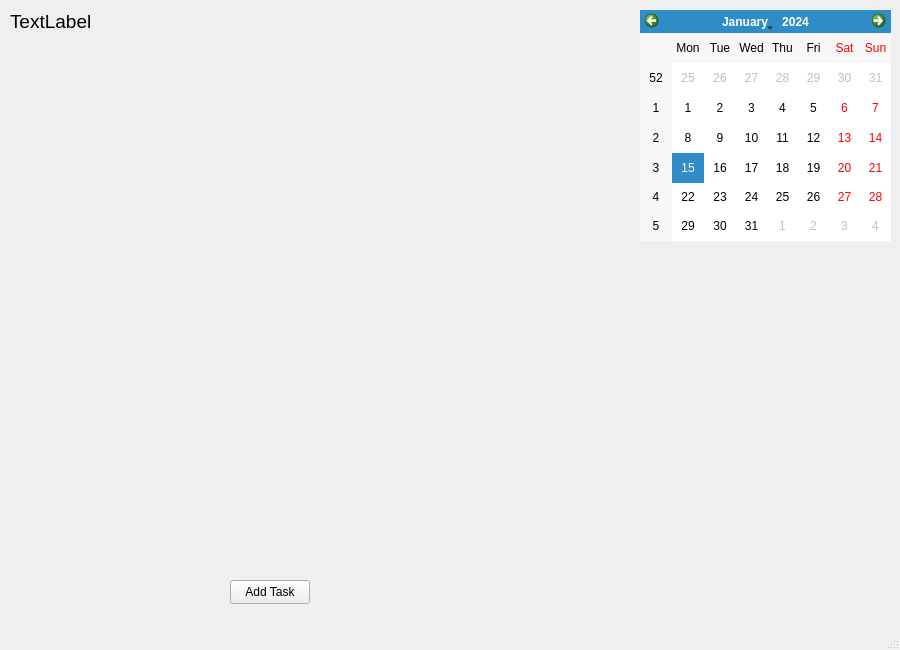
BrunoKoppel/bhcc, file 2021/01Spring/CSC284/BrunoKoppel_Thareos/checklistwindow.ui: the form before one commit.
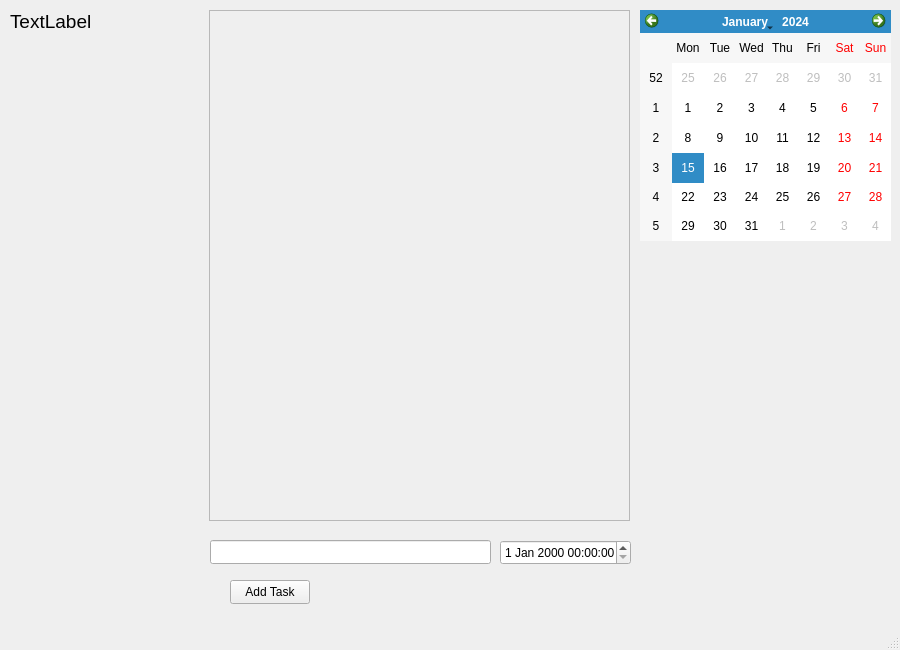
The form after the commit.

The edit to the form file:
```diff
--- a/2021/01Spring/CSC284/BrunoKoppel_Thareos/checklistwindow.ui
+++ b/2021/01Spring/CSC284/BrunoKoppel_Thareos/checklistwindow.ui
@@ -50,6 +50,60 @@
      <string>Add Task</string>
     </property>
    </widget>
+   <widget class="QScrollArea" name="scrollArea">
+    <property name="geometry">
+     <rect>
+      <x>209</x>
+      <y>10</y>
+      <width>421</width>
+      <height>511</height>
+     </rect>
+    </property>
+    <property name="widgetResizable">
+     <bool>true</bool>
+    </property>
+    <widget class="QWidget" name="scrollAreaWidgetContents">
+     <property name="geometry">
+      <rect>
+       <x>0</x>
+       <y>0</y>
+       <width>419</width>
+       <height>509</height>
+      </rect>
+     </property>
+     <widget class="QWidget" name="verticalLayoutWidget">
+      <property name="geometry">
+       <rect>
+        <x>-1</x>
+        <y>-1</y>
+        <width>421</width>
+        <height>511</height>
+       </rect>
+      </property>
+      <layout class="QVBoxLayout" name="verticalLayout"/>
+     </widget>
+    </widget>
+   </widget>
+   <widget class="QLineEdit" name="taskContentLineEdit">
+    <property name="geometry">
+     <rect>
+      <x>210</x>
+      <y>540</y>
+      <width>281</width>
+      <height>24</height>
+     </rect>
+    </property>
+   </widget>
+   <widget class="QDateTimeEdit" name="taskDateTimeEdit">
+    <property name="geometry">
+     <rect>
+      <x>500</x>
+      <y>540</y>
+      <width>131</width>
+      <height>25</height>
+     </rect>
+    </property>
+   </widget>
   </widget>
   <widget class="QMenuBar" name="menubar">
    <property name="geometry">
```
Left out of the diff: 4 changed lines with no effect on the pictures.
